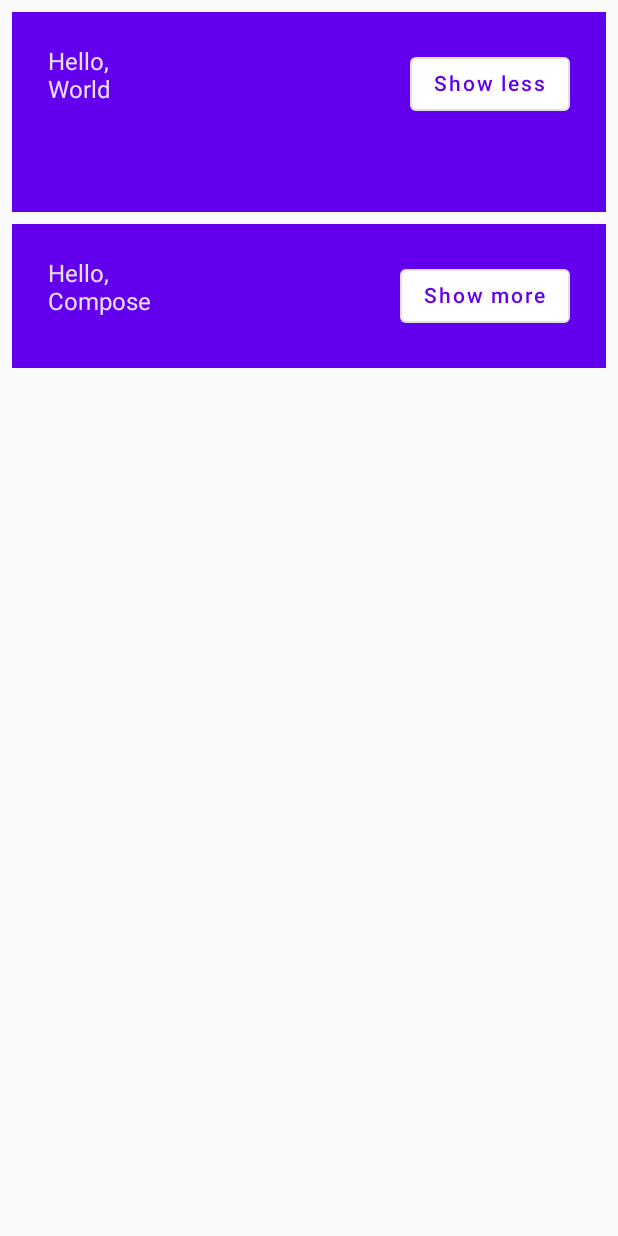
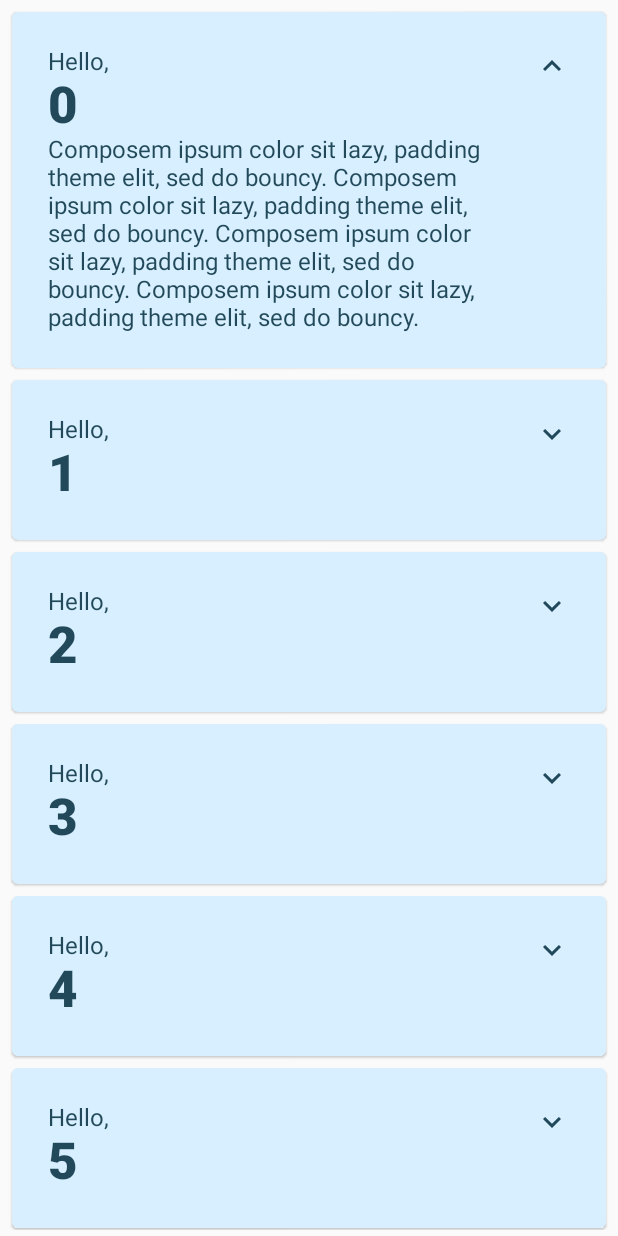
Before and after one commit to eoqkrskfk94/basics_codelab_compose, an Android app built with Jetpack Compose: the screen it shows after launch (MainActivity), after a tap on "Show more", on a phone screen of 412 x 824 dp. Run offline under Robolectric (Android 15) with nearby library versions, the phone set to English and light mode, and no system bars; 1 other tap on this screen came first.

Commit message:
[Add] list

```diff
--- a/app/build.gradle
+++ b/app/build.gradle
@@ -59,4 +59,5 @@ dependencies {
     androidTestImplementation "androidx.compose.ui:ui-test-junit4:$compose_version"
     debugImplementation "androidx.compose.ui:ui-tooling:$compose_version"
     debugImplementation "androidx.compose.ui:ui-test-manifest:$compose_version"
+    implementation "androidx.compose.material:material-icons-extended:$compose_version"
 }
--- a/app/src/main/java/com/example/basicscodelabcompose/MainActivity.kt
+++ b/app/src/main/java/com/example/basicscodelabcompose/MainActivity.kt
@@ -1,18 +1,26 @@
 package com.example.basicscodelabcompose
 
+import android.content.res.Configuration.UI_MODE_NIGHT_YES
 import android.os.Bundle
 import androidx.activity.ComponentActivity
 import androidx.activity.compose.setContent
+import androidx.compose.animation.animateContentSize
+import androidx.compose.animation.core.Spring
+import androidx.compose.animation.core.spring
 import androidx.compose.foundation.layout.*
-import androidx.compose.material.MaterialTheme
-import androidx.compose.material.OutlinedButton
-import androidx.compose.material.Surface
-import androidx.compose.material.Text
-import androidx.compose.runtime.Composable
-import androidx.compose.runtime.mutableStateOf
-import androidx.compose.runtime.remember
+import androidx.compose.foundation.lazy.LazyColumn
+import androidx.compose.material.*
+import androidx.compose.runtime.*
+import androidx.compose.ui.Alignment
 import androidx.compose.ui.Modifier
 import androidx.compose.ui.tooling.preview.Preview
+import androidx.compose.foundation.lazy.items
+import androidx.compose.material.icons.Icons
+import androidx.compose.material.icons.filled.ExpandLess
+import androidx.compose.material.icons.filled.ExpandMore
+import androidx.compose.runtime.saveable.rememberSaveable
+import androidx.compose.ui.res.stringResource
+import androidx.compose.ui.text.font.FontWeight
 import androidx.compose.ui.unit.dp
 import com.example.basicscodelabcompose.ui.theme.BasicsCodelabComposeTheme
 
@@ -29,9 +37,40 @@ class MainActivity : ComponentActivity() {
 }
 
 @Composable
-private fun MyApp(names: List<String> = listOf("World", "Compose")) {
-    Column(Modifier.padding(vertical = 4.dp)) {
-        for (name in names) {
+private fun MyApp() {
+    var shouldShowOnBoarding by rememberSaveable { mutableStateOf(true)}
+
+    if(shouldShowOnBoarding) {
+        OnBoardingScreen(onContinueClicked = { shouldShowOnBoarding = false })
+    } else {
+        Greetings()
+    }
+}
+
+@Composable
+private fun OnBoardingScreen(onContinueClicked: () -> Unit) {
+
+    Surface() {
+        Column(
+            modifier = Modifier.fillMaxSize(),
+            verticalArrangement = Arrangement.Center,
+            horizontalAlignment = Alignment.CenterHorizontally
+        ) {
+            Text(text = "Welcome to the Basics Codelab")
+            Button(
+                modifier = Modifier.padding(vertical = 24.dp),
+                onClick = onContinueClicked) {
+                Text(text = "Continue")
+            }
+        }
+
+    }
+}
+
+@Composable
+fun Greetings(names: List<String> = List(100) { "$it" }) {
+    LazyColumn(modifier = Modifier.padding(vertical = 4.dp)) {
+        items(items = names) { name ->
             Greeting(name = name)
         }
     }
@@ -39,33 +78,67 @@ private fun MyApp(names: List<String> = listOf("World", "Compose")) {
 
 @Composable
 fun Greeting(name: String) {
-    val expanded = remember { mutableStateOf(false)}
-    val extraPadding = if (expanded.value) 48.dp else 0.dp
-
-    Surface(
-        color = MaterialTheme.colors.primary,
+    Card(
+        backgroundColor = MaterialTheme.colors.primary,
         modifier = Modifier.padding(vertical = 4.dp, horizontal = 8.dp)
     ) {
-        Row(modifier = Modifier.padding(24.dp)) {
-            Column(
-                modifier = Modifier
-                    .weight(1f)
-                    .padding(bottom = extraPadding)
-            ) {
-                Text(text = "Hello,")
-                Text(text = name)
+        CardContent(name = name)
+    }
+}
+
+@Composable
+fun CardContent(name: String) {
+    var expanded by rememberSaveable { mutableStateOf(false)}
+
+    Row(
+        modifier = Modifier
+            .padding(12.dp)
+            .animateContentSize(
+                animationSpec = spring(
+                    dampingRatio = Spring.DampingRatioMediumBouncy,
+                    stiffness = Spring.StiffnessLow
+                )
+            )
+    ) {
+        Column(modifier = Modifier.weight(1f).padding(12.dp)) {
+            Text(text = "Hello, ")
+            Text(
+                text = name,
+                style = MaterialTheme.typography.h4.copy(
+                    fontWeight = FontWeight.ExtraBold
+                )
+            )
+            if (expanded) {
+                Text(
+                    text = ("Composem ipsum color sit lazy, " +
+                            "padding theme elit, sed do bouncy. ").repeat(4),
+                )
             }
-            OutlinedButton(onClick = { expanded.value = !expanded.value }) {
-                Text(text = if(expanded.value) "Show less" else "Show more")
-            }
+        }
+        IconButton(onClick = { expanded = !expanded}) {
+            Icon(
+                imageVector = if(expanded) Icons.Filled.ExpandLess else Icons.Filled.ExpandMore,
+                contentDescription = if (expanded) {
+                    stringResource(R.string.show_less)
+                } else {
+                    stringResource(R.string.show_more)
+                }
+            )
+
         }
     }
 }
 
-@Preview(showBackground = true, widthDp = 320)
+@Preview(
+    showBackground = true,
+    widthDp = 320,
+    uiMode = UI_MODE_NIGHT_YES,
+    name = "DefaultPreviewDark"
+)
+@Preview(showBackground = true, widthDp = 320, heightDp = 320)
 @Composable
 fun DefaultPreview() {
     BasicsCodelabComposeTheme {
-        MyApp()
+        Greetings()
     }
 }
--- a/app/src/main/java/com/example/basicscodelabcompose/ui/theme/Color.kt
+++ b/app/src/main/java/com/example/basicscodelabcompose/ui/theme/Color.kt
@@ -6,3 +6,8 @@ val Purple200 = Color(0xFFBB86FC)
 val Purple500 = Color(0xFF6200EE)
 val Purple700 = Color(0xFF3700B3)
 val Teal200 = Color(0xFF03DAC5)
+
+val Navy = Color(0xFF073042)
+val Blue = Color(0xFF4285F4)
+val LightBlue = Color(0xFFD7EFFE)
+val Chartreuse = Color(0xFFEFF7CF)
--- a/app/src/main/java/com/example/basicscodelabcompose/ui/theme/Theme.kt
+++ b/app/src/main/java/com/example/basicscodelabcompose/ui/theme/Theme.kt
@@ -5,17 +5,20 @@ import androidx.compose.material.MaterialTheme
 import androidx.compose.material.darkColors
 import androidx.compose.material.lightColors
 import androidx.compose.runtime.Composable
+import androidx.compose.ui.graphics.Color
 
 private val DarkColorPalette = darkColors(
-    primary = Purple200,
-    primaryVariant = Purple700,
-    secondary = Teal200
+    surface = Blue,
+    onSurface = Navy,
+    primary = Navy,
+    onPrimary = Chartreuse
 )
 
 private val LightColorPalette = lightColors(
-    primary = Purple500,
-    primaryVariant = Purple700,
-    secondary = Teal200
+    surface = Blue,
+    onSurface = Color.White,
+    primary = LightBlue,
+    onPrimary = Navy
 
     /* Other default colors to override
     background = Color.White,
--- a/app/src/main/res/values/strings.xml
+++ b/app/src/main/res/values/strings.xml
@@ -1,3 +1,6 @@
 <resources>
     <string name="app_name">Basics Codelab Compose</string>
+
+    <string name="show_less">Show less</string>
+    <string name="show_more">Show more</string>
 </resources>
```
